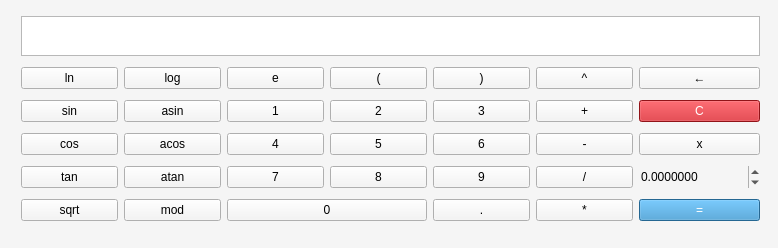
Above: src/view/calcView.ui from Effectuss/Smart-calculator before the change. Below: the same form after it.
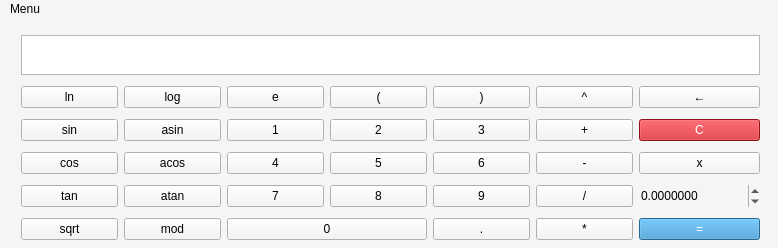
That is the form after the change.

The edit to the form file:
```diff
--- a/src/view/calcView.ui
+++ b/src/view/calcView.ui
@@ -379,11 +379,7 @@
        </property>
        <property name="font">
         <font>
-         <family>Open Sans</family>
          <pointsize>20</pointsize>
-         <italic>false</italic>
-         <bold>false</bold>
-         <kerning>true</kerning>
         </font>
        </property>
        <property name="layoutDirection">
@@ -742,6 +738,37 @@
     </layout>
    </widget>
   </widget>
+  <widget class="QMenuBar" name="menuBar">
+   <property name="geometry">
+    <rect>
+     <x>0</x>
+     <y>0</y>
+     <width>778</width>
+     <height>24</height>
+    </rect>
+   </property>
+   <property name="defaultUp">
+    <bool>true</bool>
+   </property>
+   <widget class="QMenu" name="menuMenu">
+    <property name="title">
+     <string>Menu</string>
+    </property>
+    <addaction name="actionGraph"/>
+    <addaction name="actionCredit_Calculator"/>
+   </widget>
+   <addaction name="menuMenu"/>
+  </widget>
+  <action name="actionGraph">
+   <property name="text">
+    <string>Graph</string>
+   </property>
+  </action>
+  <action name="actionCredit_Calculator">
+   <property name="text">
+    <string>Credit Calculator</string>
+   </property>
+  </action>
  </widget>
  <layoutdefault spacing="6" margin="11"/>
  <resources/>
```
Left out of the diff: 8 changed lines with no effect on the pictures.
